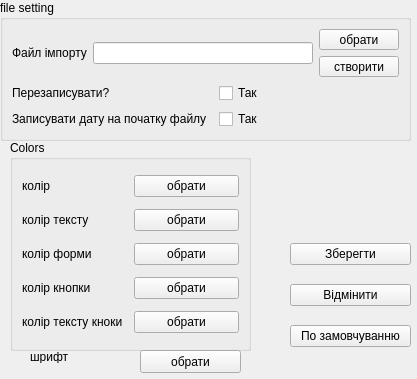
This is AnalyzerFoam/settingmainframes.ui in alishkaLala/good as Qt 5 draws it before an edit. The edited form follows.
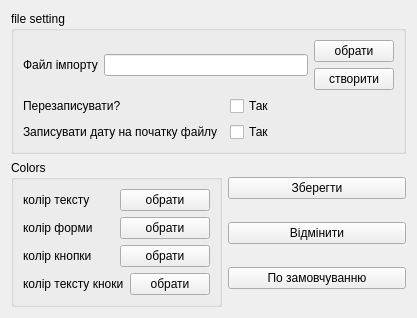
This is the edited form.

```diff
--- a/AnalyzerFoam/settingmainframes.ui
+++ b/AnalyzerFoam/settingmainframes.ui
@@ -7,126 +7,15 @@
     <x>0</x>
     <y>0</y>
     <width>417</width>
-    <height>379</height>
+    <height>292</height>
    </rect>
   </property>
   <property name="windowTitle">
    <string>Form</string>
   </property>
-  <widget class="QGroupBox" name="groupBox">
-   <property name="geometry">
-    <rect>
-     <x>10</x>
-     <y>140</y>
-     <width>241</width>
-     <height>211</height>
-    </rect>
-   </property>
-   <property name="title">
-    <string>Colors</string>
-   </property>
-   <layout class="QVBoxLayout" name="verticalLayout_2">
-    <item>
-     <layout class="QHBoxLayout" name="horizontalLayout_4">
-      <item>
-       <widget class="QLabel" name="label_4">
-        <property name="text">
-         <string>колір </string>
-        </property>
-       </widget>
-      </item>
-      <item>
-       <widget class="QPushButton" name="pushButton_4">
-        <property name="text">
-         <string>обрати</string>
-        </property>
-       </widget>
-      </item>
-     </layout>
-    </item>
-    <item>
-     <layout class="QHBoxLayout" name="horizontalLayout_5">
-      <item>
-       <widget class="QLabel" name="label_5">
-        <property name="text">
-         <string>колір тексту</string>
-        </property>
-       </widget>
-      </item>
-      <item>
-       <widget class="QPushButton" name="pushButton_5">
-        <property name="text">
-         <string>обрати</string>
-        </property>
-       </widget>
-      </item>
-     </layout>
-    </item>
-    <item>
-     <layout class="QHBoxLayout" name="horizontalLayout_6">
-      <item>
-       <widget class="QLabel" name="label_6">
-        <property name="text">
-         <string>колір форми</string>
-        </property>
-       </widget>
-      </item>
-      <item>
-       <widget class="QPushButton" name="pushButton_6">
-        <property name="text">
-         <string>обрати</string>
-        </property>
-       </widget>
-      </item>
-     </layout>
-    </item>
-    <item>
-     <layout class="QHBoxLayout" name="horizontalLayout_7">
-      <item>
-       <widget class="QLabel" name="label_7">
-        <property name="text">
-         <string>колір кнопки</string>
-        </property>
-       </widget>
-      </item>
-      <item>
-       <widget class="QPushButton" name="pushButton_7">
-        <property name="text">
-         <string>обрати</string>
-        </property>
-       </widget>
-      </item>
-     </layout>
-    </item>
-    <item>
-     <layout class="QHBoxLayout" name="horizontalLayout_8">
-      <item>
-       <widget class="QLabel" name="label_8">
-        <property name="text">
-         <string>колір тексту кноки</string>
-        </property>
-       </widget>
-      </item>
-      <item>
-       <widget class="QPushButton" name="pushButton_8">
-        <property name="text">
-         <string>обрати</string>
-        </property>
-       </widget>
-      </item>
-     </layout>
-    </item>
-   </layout>
-  </widget>
+  <layout class="QGridLayout" name="gridLayout_2">
+   <item row="0" column="0" colspan="2">
   <widget class="QGroupBox" name="groupBox_2">
-   <property name="geometry">
-    <rect>
-     <x>0</x>
-     <y>0</y>
-     <width>411</width>
-     <height>141</height>
-    </rect>
-   </property>
    <property name="sizePolicy">
     <sizepolicy hsizetype="Preferred" vsizetype="Maximum">
      <horstretch>0</horstretch>
@@ -210,15 +99,89 @@
     </item>
    </layout>
   </widget>
-  <widget class="QWidget" name="verticalLayoutWidget">
-   <property name="geometry">
-    <rect>
-     <x>290</x>
-     <y>230</y>
-     <width>121</width>
-     <height>131</height>
-    </rect>
-   </property>
+   </item>
+   <item row="1" column="0">
+    <widget class="QGroupBox" name="groupBox">
+     <property name="title">
+      <string>Colors</string>
+     </property>
+     <layout class="QVBoxLayout" name="verticalLayout_2">
+      <item>
+       <layout class="QHBoxLayout" name="horizontalLayout_5">
+        <item>
+         <widget class="QLabel" name="label_5">
+          <property name="text">
+           <string>колір тексту</string>
+          </property>
+         </widget>
+        </item>
+        <item>
+         <widget class="QPushButton" name="pushButton_5">
+          <property name="text">
+           <string>обрати</string>
+          </property>
+         </widget>
+        </item>
+       </layout>
+      </item>
+      <item>
+       <layout class="QHBoxLayout" name="horizontalLayout_6">
+        <item>
+         <widget class="QLabel" name="label_6">
+          <property name="text">
+           <string>колір форми</string>
+          </property>
+         </widget>
+        </item>
+        <item>
+         <widget class="QPushButton" name="pushButton_6">
+          <property name="text">
+           <string>обрати</string>
+          </property>
+         </widget>
+        </item>
+       </layout>
+      </item>
+      <item>
+       <layout class="QHBoxLayout" name="horizontalLayout_7">
+        <item>
+         <widget class="QLabel" name="label_7">
+          <property name="text">
+           <string>колір кнопки</string>
+          </property>
+         </widget>
+        </item>
+        <item>
+         <widget class="QPushButton" name="pushButton_7">
+          <property name="text">
+           <string>обрати</string>
+          </property>
+         </widget>
+        </item>
+       </layout>
+      </item>
+      <item>
+       <layout class="QHBoxLayout" name="horizontalLayout_8">
+        <item>
+         <widget class="QLabel" name="label_8">
+          <property name="text">
+           <string>колір тексту кноки</string>
+          </property>
+         </widget>
+        </item>
+        <item>
+         <widget class="QPushButton" name="pushButton_8">
+          <property name="text">
+           <string>обрати</string>
+          </property>
+         </widget>
+        </item>
+       </layout>
+      </item>
+     </layout>
+    </widget>
+   </item>
+   <item row="1" column="1">
    <layout class="QVBoxLayout" name="verticalLayout_3">
     <item>
      <widget class="QPushButton" name="SaveSetting">
@@ -242,33 +205,8 @@
      </widget>
     </item>
    </layout>
-  </widget>
-  <widget class="QLabel" name="label_9">
-   <property name="geometry">
-    <rect>
-     <x>30</x>
-     <y>350</y>
-     <width>46</width>
-     <height>13</height>
-    </rect>
-   </property>
-   <property name="text">
-    <string>шрифт</string>
-   </property>
-  </widget>
-  <widget class="QPushButton" name="pushButton_10">
-   <property name="geometry">
-    <rect>
-     <x>140</x>
-     <y>350</y>
-     <width>101</width>
-     <height>23</height>
-    </rect>
-   </property>
-   <property name="text">
-    <string>обрати</string>
-   </property>
-  </widget>
+   </item>
+  </layout>
  </widget>
  <resources/>
  <connections/>
```
Lines whose indentation alone changed are shown as unchanged.
